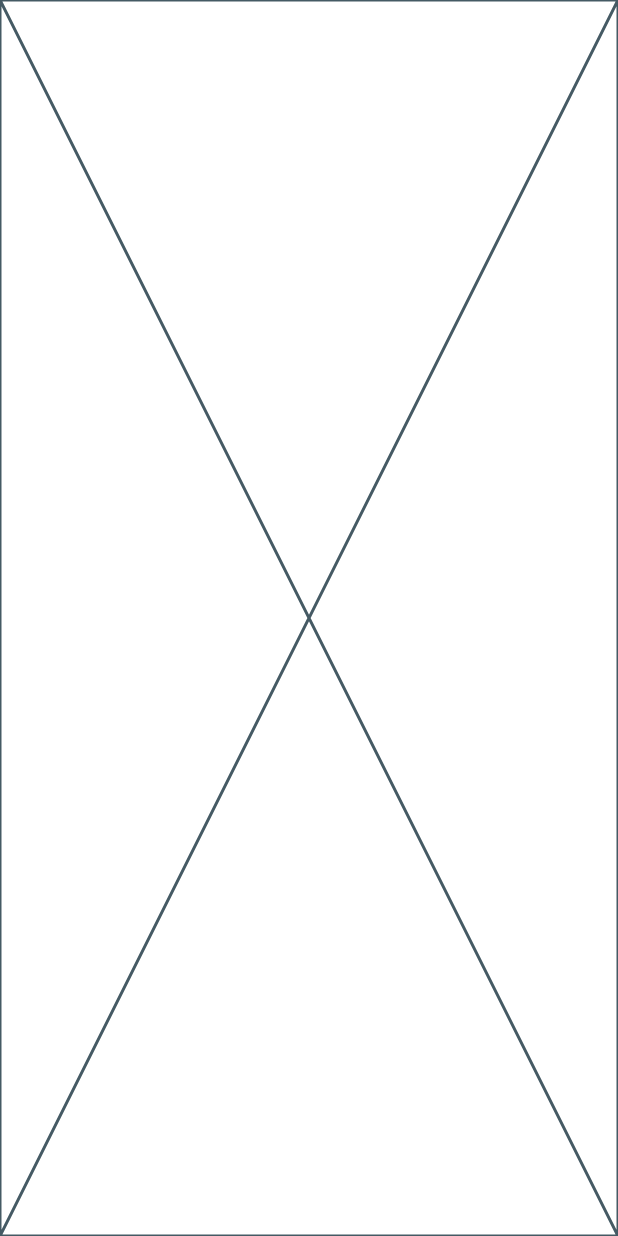
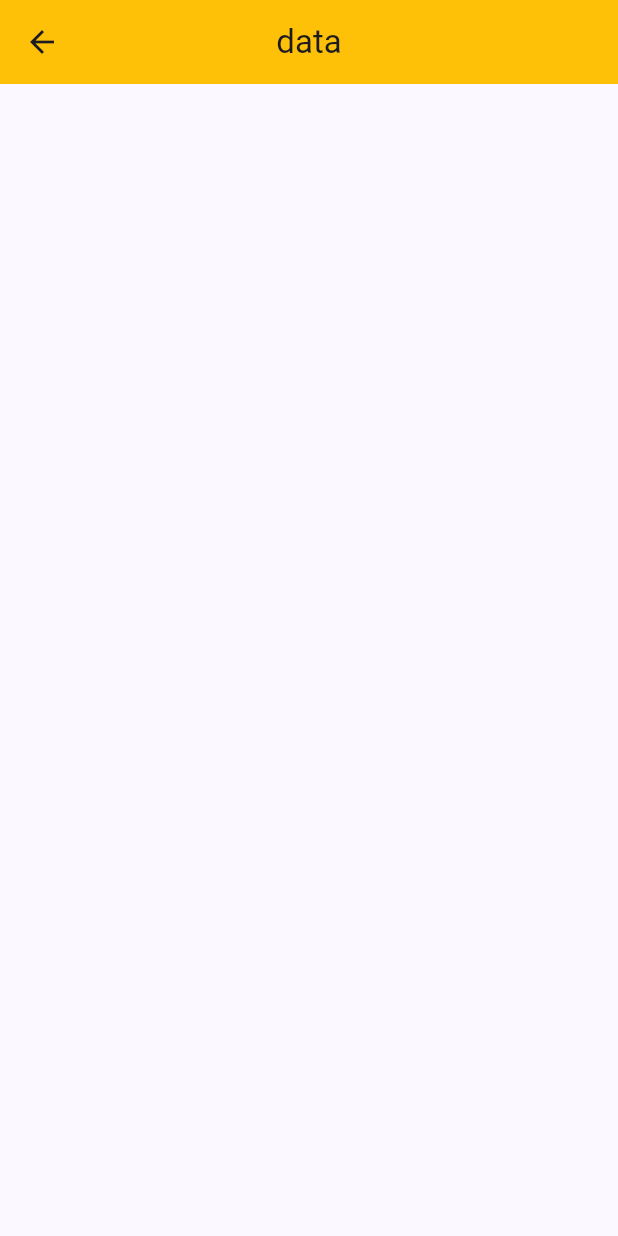
Before and after one commit to iqmalje/escout, a Flutter app: the screen it shows after launch, after a tap on "Forgot Password?", on a phone screen of 412 x 824 dp. Run offline on Flutter 3.47's test engine with Material 2 defaults, Android fonts, the phone set to English and light mode, and no system bars; our stand-ins replace flutter_dotenv, supabase_flutter; accounts and stored records are empty.

Commit message:
add forget password page

```diff
--- /dev/null
+++ b/lib/ForgotPassword.dart
@@ -0,0 +1,21 @@
+import 'package:flutter/material.dart';
+
+class ForgotPasswordPage extends StatefulWidget {
+  const ForgotPasswordPage({super.key});
+
+  @override
+  State<ForgotPasswordPage> createState() => _ForgotPasswordPageState();
+}
+
+class _ForgotPasswordPageState extends State<ForgotPasswordPage> {
+  @override
+  Widget build(BuildContext context) {
+    return  Scaffold(
+      appBar: AppBar(
+        title: Text("data"),
+        backgroundColor: Colors.amber,
+        centerTitle: true,
+      ),
+    );
+  }
+}
--- a/lib/main.dart
+++ b/lib/main.dart
@@ -1,3 +1,4 @@
+import 'package:escout/ForgotPassword.dart';
 import 'package:flutter/material.dart';
 import 'package:flutter_dotenv/flutter_dotenv.dart';
 import 'package:supabase_flutter/supabase_flutter.dart';
@@ -107,17 +108,3 @@ class _MyHomePageState extends State<MyHomePage> {
     );
   }
 }
-
-class ForgotPasswordPage extends StatefulWidget {
-  const ForgotPasswordPage({super.key});
-
-  @override
-  State<ForgotPasswordPage> createState() => _ForgotPasswordPage();
-}
-
-class _ForgotPasswordPage extends State<ForgotPasswordPage> {
-  @override
-  Widget build(BuildContext context) {
-    return const Placeholder();
-  }
-}
```
Also changed, not shown: pubspec.lock, 2 other files.
